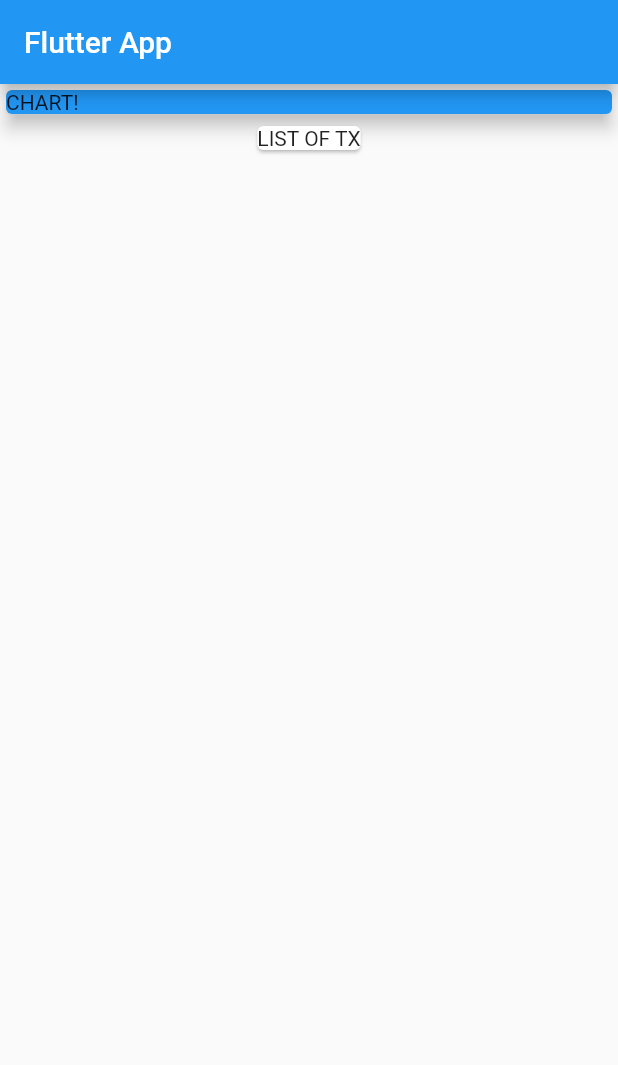
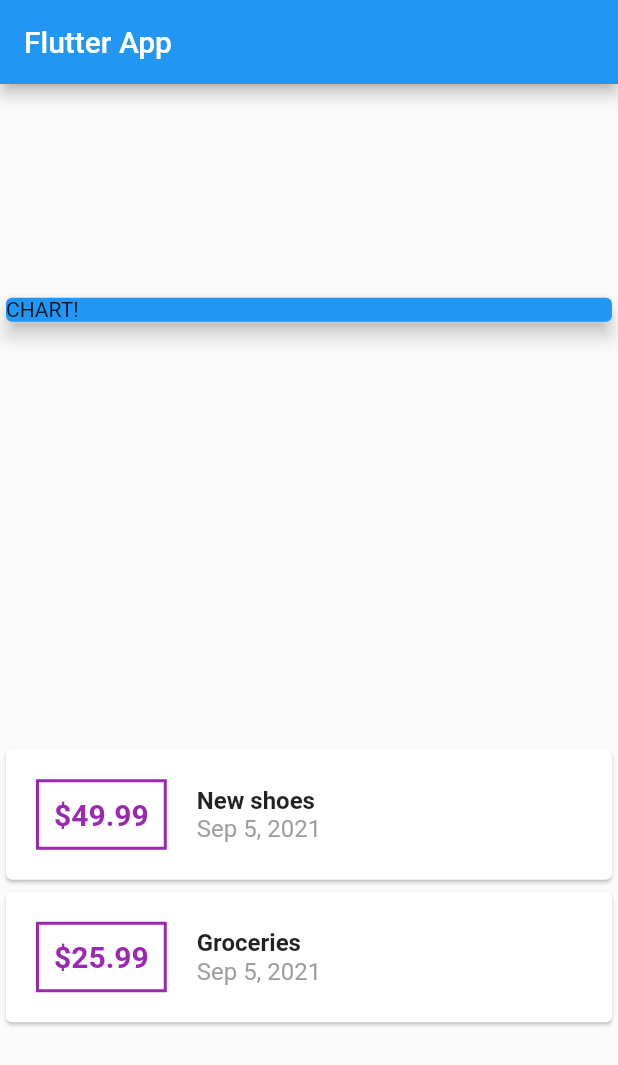
Before and after one commit to samawi/flutter_complete_guide_2, a Flutter app: the screen it shows after launch, on a phone screen of 412 x 824 dp. Shown: the top 1065 px of the screen. Run offline on Flutter 3.47's test engine with Material 2 defaults, Android fonts, the phone set to English and light mode, and no system bars.

Commit message:
card format

```diff
--- a/lib/main.dart
+++ b/lib/main.dart
@@ -1,4 +1,6 @@
 import 'package:flutter/material.dart';
+import 'package:flutter_complete_guide/transaction.dart';
+import 'package:intl/intl.dart';
 
 void main() => runApp(MyApp());
 
@@ -13,6 +15,21 @@
 }
 
 class MyHomePage extends StatelessWidget {
+  final List<Transaction> transactions = [
+    Transaction(
+      id: 't1',
+      title: 'New shoes',
+      price: 49.99,
+      date: DateTime.now(),
+    ),
+    Transaction(
+      id: 't2',
+      title: 'Groceries',
+      price: 25.99,
+      date: DateTime.now(),
+    ),
+  ];
+
   @override
   Widget build(BuildContext context) {
     return Scaffold(
@@ -20,6 +37,8 @@
         title: Text('Flutter App'),
       ),
       body: Column(
+        mainAxisAlignment: MainAxisAlignment.spaceAround,
+        crossAxisAlignment: CrossAxisAlignment.start,
         children: <Widget>[
           Container(
             width: double.infinity,
@@ -29,8 +48,55 @@
               elevation: 5,
             ),
           ),
-          Card(
-            child: Text('LIST OF TX'),
+          Column(
+            children: transactions.map((tx) {
+              return Card(
+                child: Row(
+                  children: [
+                    Container(
+                      margin: EdgeInsets.symmetric(
+                        horizontal: 20,
+                        vertical: 20,
+                      ),
+                      decoration: BoxDecoration(
+                        border: Border.all(
+                          color: Colors.purple,
+                          width: 2.0,
+                        ),
+                      ),
+                      padding: EdgeInsets.all(10),
+                      child: Text(
+                        '\$${tx.price}',
+                        style: TextStyle(
+                          fontWeight: FontWeight.bold,
+                          fontSize: 20.0,
+                          color: Colors.purple,
+                        ),
+                      ),
+                    ),
+                    Column(
+                      crossAxisAlignment: CrossAxisAlignment.start,
+                      children: [
+                        Text(
+                          tx.title,
+                          style: TextStyle(
+                            fontSize: 16.0,
+                            fontWeight: FontWeight.bold,
+                          ),
+                        ),
+                        Text(
+                          DateFormat.yMMMd().format(tx.date),
+                          style: TextStyle(
+                            color: Colors.grey,
+                            fontSize: 16.0,
+                          ),
+                        )
+                      ],
+                    )
+                  ],
+                ),
+              );
+            }).toList(),
           ),
         ],
       ),
--- /dev/null
+++ b/lib/transaction.dart
@@ -0,0 +1,15 @@
+import 'package:flutter/foundation.dart';
+
+class Transaction {
+  final String id;
+  final String title;
+  final double price;
+  final DateTime date;
+
+  Transaction({
+    @required this.id,
+    @required this.title,
+    @required this.price,
+    @required this.date,
+  });
+}
--- a/pubspec.yaml
+++ b/pubspec.yaml
@@ -19,6 +19,7 @@
 dependencies:
   flutter:
     sdk: flutter
+  intl: ^0.17.0
 
   # The following adds the Cupertino Icons font to your application.
   # Use with the CupertinoIcons class for iOS style icons.
```
Also changed, not shown: pubspec.lock.
